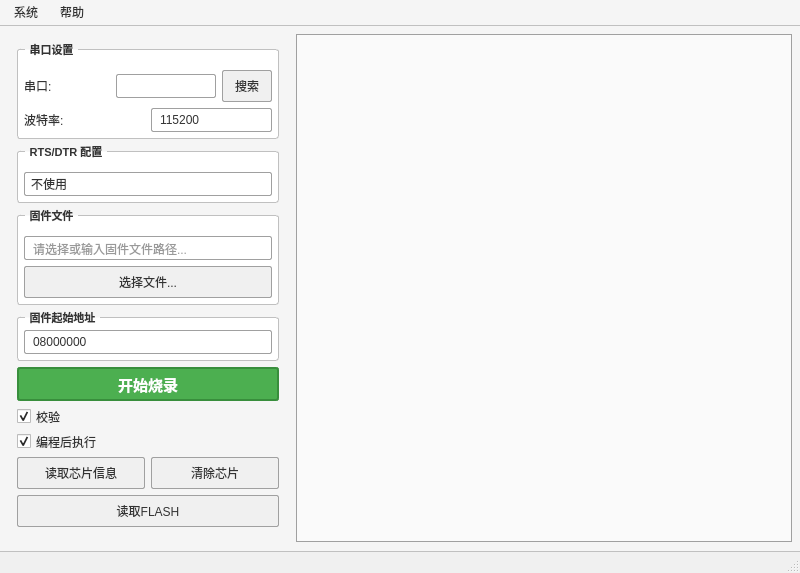
Before: the Qt Designer form mainwindow.ui in Jin-OK/QFlyST, drawn with Qt 5.
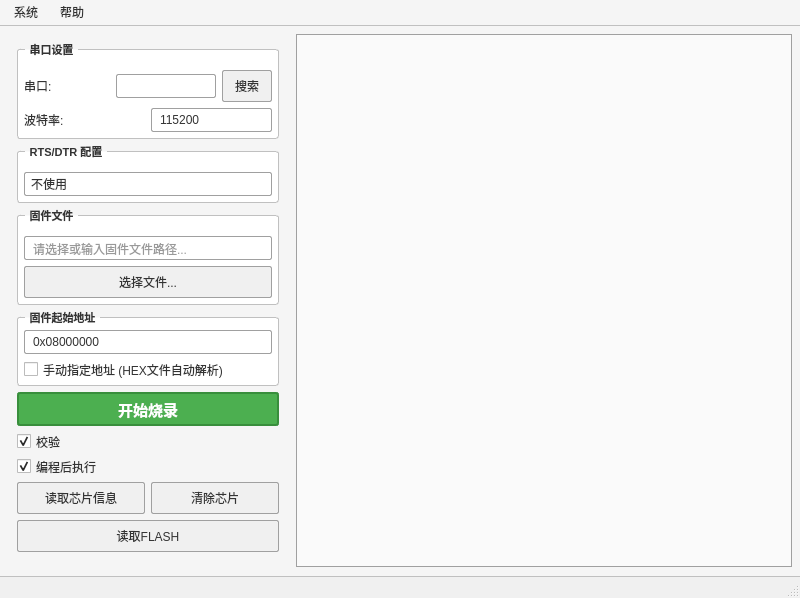
After: the same form once the commit is applied.

Commit message:
Fix HEX file address handling and add 0x prefix
- Add 'manual address' checkbox to override HEX file address
- HEX file: auto-detect address from file, address field readonly
- BIN file: address field editable, default 0x08000000
- Add 0x prefix to address display for clarity
- Parse address input with or without 0x prefix
- Save/load manual address setting

What changed in the file:
```diff
--- a/mainwindow.ui
+++ b/mainwindow.ui
@@ -337,7 +337,7 @@
          <property name="title">
           <string>固件起始地址</string>
          </property>
-         <layout class="QHBoxLayout" name="horizontalLayout_4">
+         <layout class="QVBoxLayout" name="verticalLayout_2">
           <property name="leftMargin">
            <number>6</number>
           </property>
@@ -353,10 +353,17 @@
           <item>
            <widget class="QLineEdit" name="editStartAddress">
             <property name="text">
-             <string>08000000</string>
+             <string>0x08000000</string>
             </property>
             <property name="placeholderText">
-             <string>十六进制地址，如: 08000000</string>
+             <string>十六进制地址，如: 0x08000000</string>
+            </property>
+           </widget>
+          </item>
+          <item>
+           <widget class="QCheckBox" name="chkManualAddress">
+            <property name="text">
+             <string>手动指定地址 (HEX文件自动解析)</string>
             </property>
            </widget>
           </item>
@@ -470,7 +477,7 @@
         </property>
         <property name="font">
          <font>
-          <pointsize>12</pointsize>
+          <pointsize>14</pointsize>
          </font>
         </property>
        </widget>
```
The commit also changes 1 other file.
